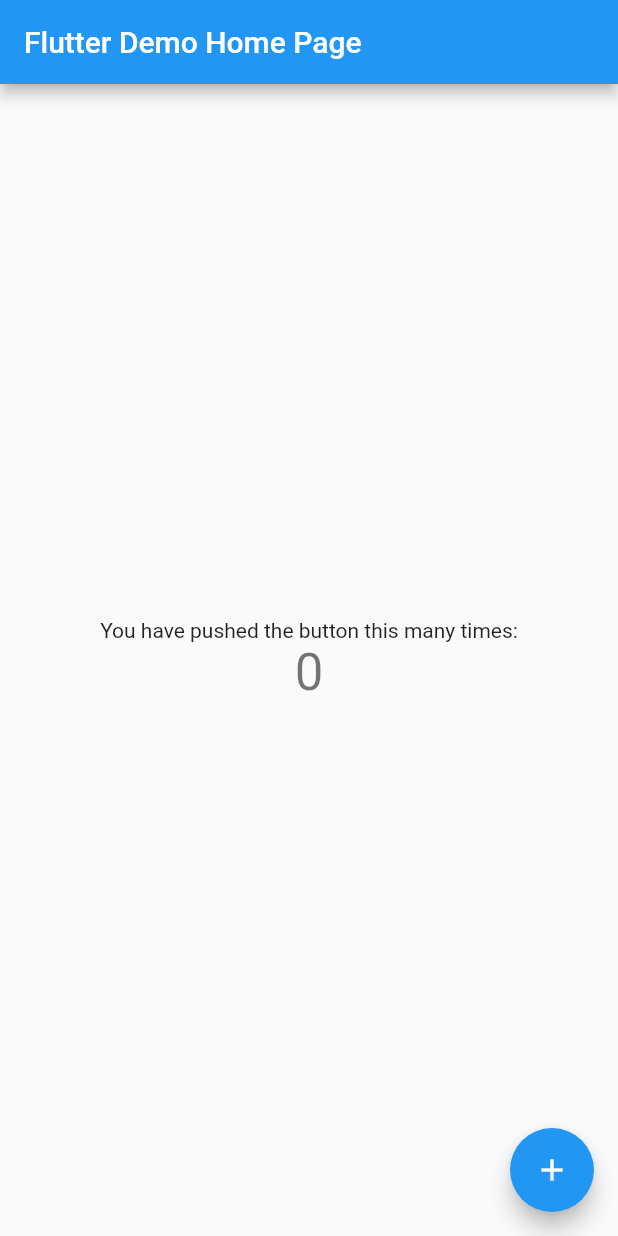
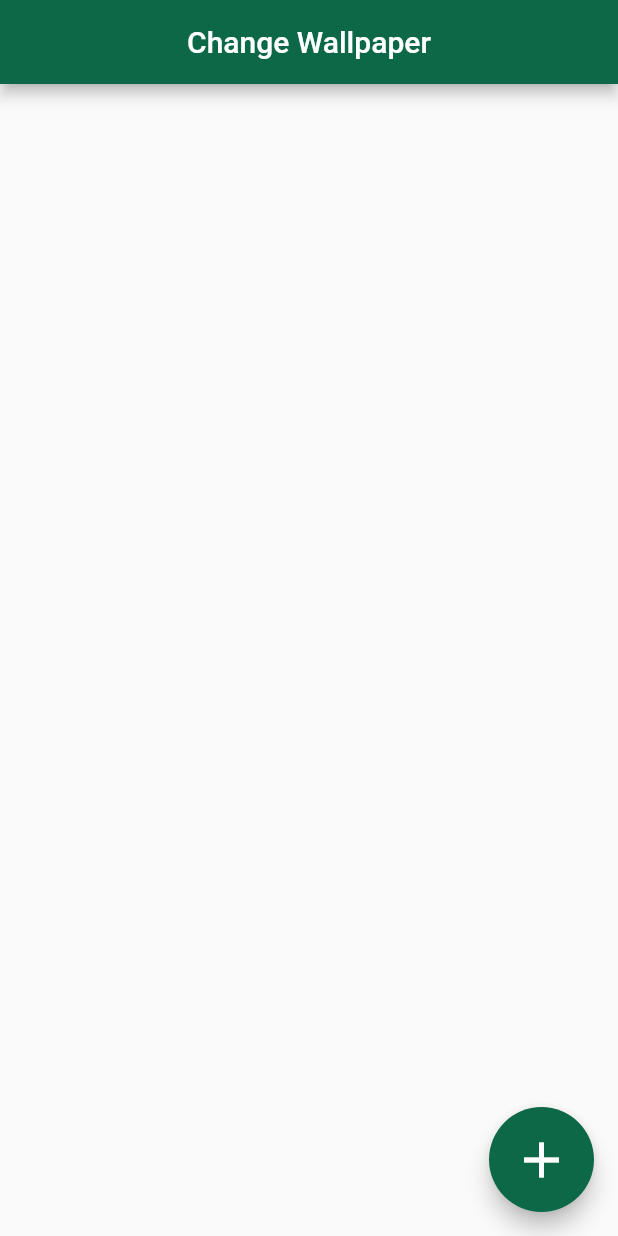
Before and after one commit to alerrandro1999/wallpaper, a Flutter app: the screen it shows after launch, on a phone screen of 412 x 824 dp. Run offline on Flutter 3.47's test engine with Material 2 defaults, Android fonts, the light colour scheme and no system bars.

Commit message:
feat: tela inicial

```diff
--- a/lib/main.dart
+++ b/lib/main.dart
@@ -1,4 +1,5 @@
 import 'package:flutter/material.dart';
+import 'package:troca_papel/pages/page.dart';
 
 void main() {
   runApp(const MyApp());
@@ -7,109 +8,14 @@
 class MyApp extends StatelessWidget {
   const MyApp({super.key});
 
-  // This widget is the root of your application.
   @override
   Widget build(BuildContext context) {
     return MaterialApp(
       title: 'Flutter Demo',
       theme: ThemeData(
-        // This is the theme of your application.
-        //
-        // Try running your application with "flutter run". You'll see the
-        // application has a blue toolbar. Then, without quitting the app, try
-        // changing the primarySwatch below to Colors.green and then invoke
-        // "hot reload" (press "r" in the console where you ran "flutter run",
-        // or simply save your changes to "hot reload" in a Flutter IDE).
-        // Notice that the counter didn't reset back to zero; the application
-        // is not restarted.
         primarySwatch: Colors.blue,
       ),
-      home: const MyHomePage(title: 'Flutter Demo Home Page'),
+      home: const MyHomePage(title: 'Change Wallpaper'),
     );
   }
 }
-
-class MyHomePage extends StatefulWidget {
-  const MyHomePage({super.key, required this.title});
-
-  // This widget is the home page of your application. It is stateful, meaning
-  // that it has a State object (defined below) that contains fields that affect
-  // how it looks.
-
-  // This class is the configuration for the state. It holds the values (in this
-  // case the title) provided by the parent (in this case the App widget) and
-  // used by the build method of the State. Fields in a Widget subclass are
-  // always marked "final".
-
-  final String title;
-
-  @override
-  State<MyHomePage> createState() => _MyHomePageState();
-}
-
-class _MyHomePageState extends State<MyHomePage> {
-  int _counter = 0;
-
-  void _incrementCounter() {
-    setState(() {
-      // This call to setState tells the Flutter framework that something has
-      // changed in this State, which causes it to rerun the build method below
-      // so that the display can reflect the updated values. If we changed
-      // _counter without calling setState(), then the build method would not be
-      // called again, and so nothing would appear to happen.
-      _counter++;
-    });
-  }
-
-  @override
-  Widget build(BuildContext context) {
-    // This method is rerun every time setState is called, for instance as done
-    // by the _incrementCounter method above.
-    //
-    // The Flutter framework has been optimized to make rerunning build methods
-    // fast, so that you can just rebuild anything that needs updating rather
-    // than having to individually change instances of widgets.
-    return Scaffold(
-      appBar: AppBar(
-        // Here we take the value from the MyHomePage object that was created by
-        // the App.build method, and use it to set our appbar title.
-        title: Text(widget.title),
-      ),
-      body: Center(
-        // Center is a layout widget. It takes a single child and positions it
-        // in the middle of the parent.
-        child: Column(
-          // Column is also a layout widget. It takes a list of children and
-          // arranges them vertically. By default, it sizes itself to fit its
-          // children horizontally, and tries to be as tall as its parent.
-          //
-          // Invoke "debug painting" (press "p" in the console, choose the
-          // "Toggle Debug Paint" action from the Flutter Inspector in Android
-          // Studio, or the "Toggle Debug Paint" command in Visual Studio Code)
-          // to see the wireframe for each widget.
-          //
-          // Column has various properties to control how it sizes itself and
-          // how it positions its children. Here we use mainAxisAlignment to
-          // center the children vertically; the main axis here is the vertical
-          // axis because Columns are vertical (the cross axis would be
-          // horizontal).
-          mainAxisAlignment: MainAxisAlignment.center,
-          children: <Widget>[
-            const Text(
-              'You have pushed the button this many times:',
-            ),
-            Text(
-              '$_counter',
-              style: Theme.of(context).textTheme.headlineMedium,
-            ),
-          ],
-        ),
-      ),
-      floatingActionButton: FloatingActionButton(
-        onPressed: _incrementCounter,
-        tooltip: 'Increment',
-        child: const Icon(Icons.add),
-      ), // This trailing comma makes auto-formatting nicer for build methods.
-    );
-  }
-}
--- /dev/null
+++ b/lib/pages/page.dart
@@ -0,0 +1,36 @@
+import 'package:flutter/material.dart';
+
+class MyHomePage extends StatefulWidget {
+  const MyHomePage({super.key, required this.title});
+  final String title;
+
+  @override
+  State<MyHomePage> createState() => _MyHomePageState();
+}
+
+class _MyHomePageState extends State<MyHomePage> {
+  @override
+  Widget build(BuildContext context) {
+    return Scaffold(
+      appBar: AppBar(
+        centerTitle: true,
+        title: Text(widget.title),
+        backgroundColor: const Color(0xFF0D6847),
+      ),
+      body: const Center(),
+      floatingActionButton: SizedBox(
+        width: 70,
+        height: 70,
+        child: FloatingActionButton(
+          onPressed: () {},
+          tooltip: 'Increment',
+          backgroundColor: const Color(0xFF0D6847),
+          child: const Icon(
+            Icons.add,
+            size: 40,
+            ),
+        ),
+      ),
+    );
+  }
+}
```
